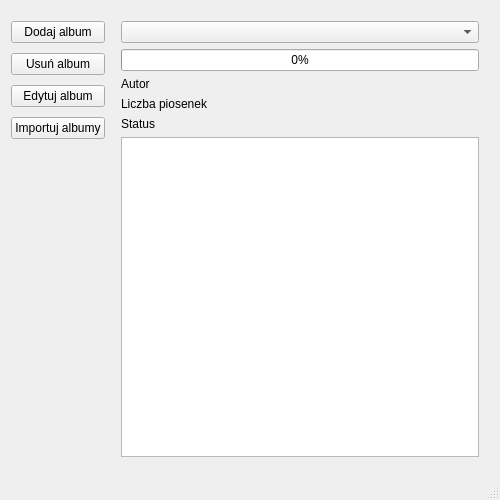
Before: the Qt Designer form musicapp.ui in suwka/musicapp, drawn with Qt 5.
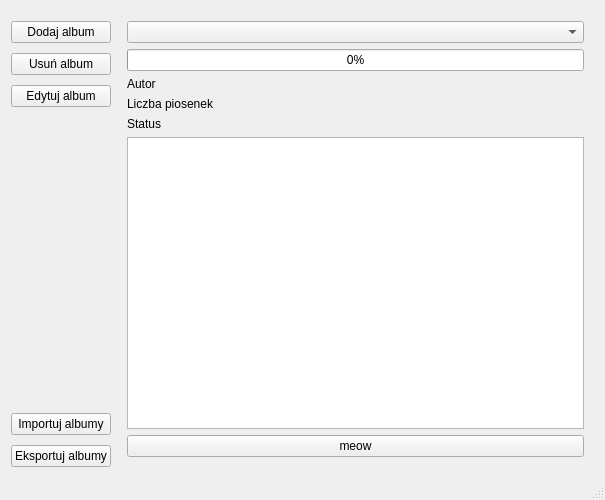
After: the same form once the commit is applied.

Commit message: DODALEM IMPORT EXPORT ALBUMOW W FORMACIE JSON pozdrawiam mame

The edit to the form file:
```diff
--- a/musicapp.ui
+++ b/musicapp.ui
@@ -6,7 +6,7 @@
    <rect>
     <x>0</x>
     <y>0</y>
-    <width>500</width>
+    <width>605</width>
     <height>500</height>
    </rect>
   </property>
@@ -73,13 +73,6 @@
           </property>
          </widget>
         </item>
-        <item>
-         <widget class="QPushButton" name="importAlbumButton">
-          <property name="text">
-           <string>Importuj albumy</string>
-          </property>
-         </widget>
-        </item>
         <item>
          <spacer name="verticalSpacer">
           <property name="orientation">
@@ -93,6 +86,20 @@
           </property>
          </spacer>
         </item>
+        <item>
+         <widget class="QPushButton" name="importAlbumButton">
+          <property name="text">
+           <string>Importuj albumy</string>
+          </property>
+         </widget>
+        </item>
+        <item>
+         <widget class="QPushButton" name="exportAlbumButton">
+          <property name="text">
+           <string>Eksportuj albumy</string>
+          </property>
+         </widget>
+        </item>
        </layout>
       </item>
       <item>
@@ -190,6 +197,13 @@
           </attribute>
          </widget>
         </item>
+        <item>
+         <widget class="QPushButton" name="meow">
+          <property name="text">
+           <string>meow</string>
+          </property>
+         </widget>
+        </item>
        </layout>
       </item>
      </layout>
```
The commit also changes 5 other files.
